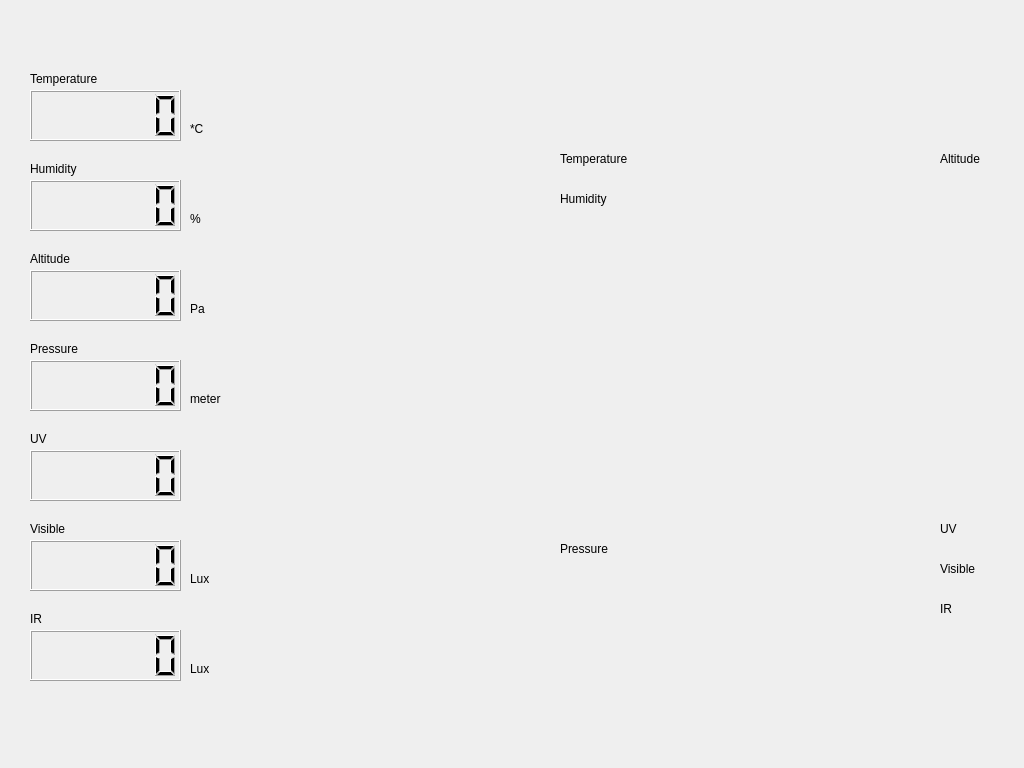
The window that qt_weather/weather_board.ui (leeseungcheol/WEATHER-BOARD) describes before a commit, drawn with Qt 5.
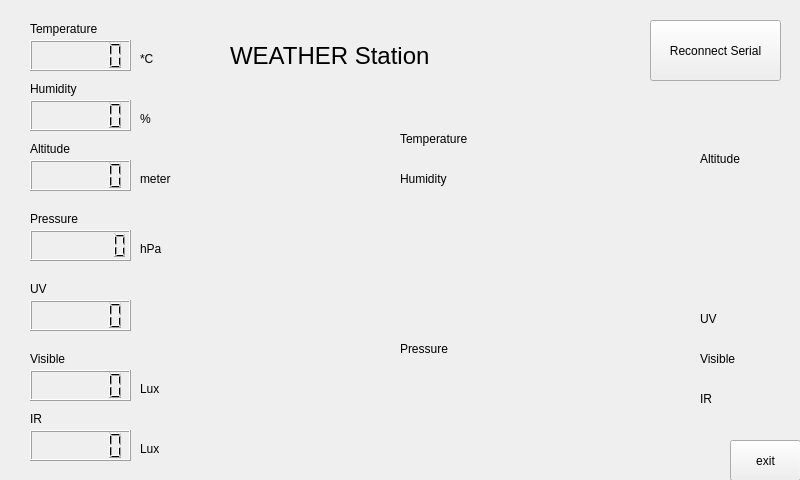
The same window after the commit. Custom widgets are drawn as their Qt base class.

Commit message: qt_weather:fix UI for WEATHER-STATION

```diff
--- a/qt_weather/weather_board.ui
+++ b/qt_weather/weather_board.ui
@@ -6,8 +6,8 @@
    <rect>
     <x>0</x>
     <y>0</y>
-    <width>1024</width>
-    <height>768</height>
+    <width>800</width>
+    <height>480</height>
    </rect>
   </property>
   <property name="windowTitle">
@@ -17,9 +17,9 @@
    <property name="geometry">
     <rect>
      <x>30</x>
-     <y>90</y>
-     <width>151</width>
-     <height>51</height>
+     <y>40</y>
+     <width>101</width>
+     <height>31</height>
     </rect>
    </property>
    <property name="digitCount">
@@ -30,7 +30,7 @@
    <property name="geometry">
     <rect>
      <x>30</x>
-     <y>70</y>
+     <y>20</y>
      <width>91</width>
      <height>17</height>
     </rect>
@@ -43,7 +43,7 @@
    <property name="geometry">
     <rect>
      <x>30</x>
-     <y>340</y>
+     <y>210</y>
      <width>67</width>
      <height>17</height>
     </rect>
@@ -56,22 +56,22 @@
    <property name="geometry">
     <rect>
      <x>30</x>
-     <y>360</y>
-     <width>151</width>
-     <height>51</height>
+     <y>230</y>
+     <width>101</width>
+     <height>31</height>
     </rect>
    </property>
    <property name="digitCount">
-    <number>6</number>
+    <number>7</number>
    </property>
   </widget>
   <widget class="QLCDNumber" name="lcdNum_Altitude">
    <property name="geometry">
     <rect>
      <x>30</x>
-     <y>270</y>
-     <width>151</width>
-     <height>51</height>
+     <y>160</y>
+     <width>101</width>
+     <height>31</height>
     </rect>
    </property>
    <property name="digitCount">
@@ -82,9 +82,9 @@
    <property name="geometry">
     <rect>
      <x>30</x>
-     <y>180</y>
-     <width>151</width>
-     <height>51</height>
+     <y>100</y>
+     <width>101</width>
+     <height>31</height>
     </rect>
    </property>
    <property name="digitCount">
@@ -95,9 +95,9 @@
    <property name="geometry">
     <rect>
      <x>30</x>
-     <y>450</y>
-     <width>151</width>
-     <height>51</height>
+     <y>300</y>
+     <width>101</width>
+     <height>31</height>
     </rect>
    </property>
    <property name="digitCount">
@@ -108,9 +108,9 @@
    <property name="geometry">
     <rect>
      <x>30</x>
-     <y>540</y>
-     <width>151</width>
-     <height>51</height>
+     <y>370</y>
+     <width>101</width>
+     <height>31</height>
     </rect>
    </property>
    <property name="digitCount">
@@ -121,9 +121,9 @@
    <property name="geometry">
     <rect>
      <x>30</x>
-     <y>630</y>
-     <width>151</width>
-     <height>51</height>
+     <y>430</y>
+     <width>101</width>
+     <height>31</height>
     </rect>
    </property>
    <property name="digitCount">
@@ -134,7 +134,7 @@
    <property name="geometry">
     <rect>
      <x>30</x>
-     <y>250</y>
+     <y>140</y>
      <width>67</width>
      <height>17</height>
     </rect>
@@ -147,7 +147,7 @@
    <property name="geometry">
     <rect>
      <x>30</x>
-     <y>160</y>
+     <y>80</y>
      <width>67</width>
      <height>17</height>
     </rect>
@@ -160,7 +160,7 @@
    <property name="geometry">
     <rect>
      <x>30</x>
-     <y>430</y>
+     <y>280</y>
      <width>21</width>
      <height>17</height>
     </rect>
@@ -173,7 +173,7 @@
    <property name="geometry">
     <rect>
      <x>30</x>
-     <y>520</y>
+     <y>350</y>
      <width>51</width>
      <height>17</height>
     </rect>
@@ -186,7 +186,7 @@
    <property name="geometry">
     <rect>
      <x>30</x>
-     <y>610</y>
+     <y>410</y>
      <width>16</width>
      <height>17</height>
     </rect>
@@ -198,48 +198,48 @@
   <widget class="QwtPlot" name="qwtPlotTempHumi">
    <property name="geometry">
     <rect>
-     <x>260</x>
-     <y>50</y>
-     <width>291</width>
-     <height>311</height>
+     <x>200</x>
+     <y>110</y>
+     <width>191</width>
+     <height>171</height>
     </rect>
    </property>
   </widget>
   <widget class="QwtPlot" name="qwtPlotAltitude">
    <property name="geometry">
     <rect>
-     <x>670</x>
-     <y>50</y>
-     <width>261</width>
-     <height>311</height>
+     <x>500</x>
+     <y>110</y>
+     <width>191</width>
+     <height>171</height>
     </rect>
    </property>
   </widget>
   <widget class="QwtPlot" name="qwtPlotPressure">
    <property name="geometry">
     <rect>
-     <x>260</x>
-     <y>420</y>
-     <width>291</width>
-     <height>311</height>
+     <x>190</x>
+     <y>300</y>
+     <width>201</width>
+     <height>161</height>
     </rect>
    </property>
   </widget>
   <widget class="QwtPlot" name="qwtPlotUVAmbient">
    <property name="geometry">
     <rect>
-     <x>670</x>
-     <y>420</y>
-     <width>261</width>
-     <height>311</height>
+     <x>490</x>
+     <y>300</y>
+     <width>201</width>
+     <height>161</height>
     </rect>
    </property>
   </widget>
   <widget class="QLabel" name="lTemperature_2">
    <property name="geometry">
     <rect>
-     <x>560</x>
-     <y>150</y>
+     <x>400</x>
+     <y>130</y>
      <width>91</width>
      <height>17</height>
     </rect>
@@ -257,8 +257,8 @@
   <widget class="QLabel" name="lHumidity_2">
    <property name="geometry">
     <rect>
-     <x>560</x>
-     <y>190</y>
+     <x>400</x>
+     <y>170</y>
      <width>67</width>
      <height>17</height>
     </rect>
@@ -270,7 +270,7 @@
   <widget class="QLabel" name="lAltitude_2">
    <property name="geometry">
     <rect>
-     <x>940</x>
+     <x>700</x>
      <y>150</y>
      <width>67</width>
      <height>17</height>
@@ -283,8 +283,8 @@
   <widget class="QLabel" name="lPressure_2">
    <property name="geometry">
     <rect>
-     <x>560</x>
-     <y>540</y>
+     <x>400</x>
+     <y>340</y>
      <width>67</width>
      <height>17</height>
     </rect>
@@ -296,8 +296,8 @@
   <widget class="QLabel" name="lVisible_2">
    <property name="geometry">
     <rect>
-     <x>940</x>
-     <y>560</y>
+     <x>700</x>
+     <y>350</y>
      <width>51</width>
      <height>17</height>
     </rect>
@@ -309,8 +309,8 @@
   <widget class="QLabel" name="lUV_2">
    <property name="geometry">
     <rect>
-     <x>940</x>
-     <y>520</y>
+     <x>700</x>
+     <y>310</y>
      <width>21</width>
      <height>17</height>
     </rect>
@@ -322,8 +322,8 @@
   <widget class="QLabel" name="lIR_2">
    <property name="geometry">
     <rect>
-     <x>940</x>
-     <y>600</y>
+     <x>700</x>
+     <y>390</y>
      <width>16</width>
      <height>17</height>
     </rect>
@@ -335,8 +335,8 @@
   <widget class="QLabel" name="label">
    <property name="geometry">
     <rect>
-     <x>190</x>
-     <y>120</y>
+     <x>140</x>
+     <y>50</y>
      <width>21</width>
      <height>17</height>
     </rect>
@@ -348,8 +348,8 @@
   <widget class="QLabel" name="label_2">
    <property name="geometry">
     <rect>
-     <x>190</x>
-     <y>210</y>
+     <x>140</x>
+     <y>110</y>
      <width>21</width>
      <height>17</height>
     </rect>
@@ -361,22 +361,9 @@
   <widget class="QLabel" name="label_3">
    <property name="geometry">
     <rect>
-     <x>190</x>
-     <y>300</y>
-     <width>21</width>
-     <height>17</height>
-    </rect>
-   </property>
-   <property name="text">
-    <string>Pa</string>
-   </property>
-  </widget>
-  <widget class="QLabel" name="label_4">
-   <property name="geometry">
-    <rect>
-     <x>190</x>
-     <y>390</y>
-     <width>51</width>
+     <x>140</x>
+     <y>170</y>
+     <width>41</width>
      <height>17</height>
     </rect>
    </property>
@@ -384,11 +371,24 @@
     <string>meter</string>
    </property>
   </widget>
+  <widget class="QLabel" name="label_4">
+   <property name="geometry">
+    <rect>
+     <x>140</x>
+     <y>240</y>
+     <width>51</width>
+     <height>17</height>
+    </rect>
+   </property>
+   <property name="text">
+    <string>hPa</string>
+   </property>
+  </widget>
   <widget class="QLabel" name="label_5">
    <property name="geometry">
     <rect>
-     <x>190</x>
-     <y>570</y>
+     <x>140</x>
+     <y>380</y>
      <width>31</width>
      <height>17</height>
     </rect>
@@ -400,8 +400,8 @@
   <widget class="QLabel" name="label_6">
    <property name="geometry">
     <rect>
-     <x>190</x>
-     <y>660</y>
+     <x>140</x>
+     <y>440</y>
      <width>31</width>
      <height>17</height>
     </rect>
@@ -410,6 +410,56 @@
     <string>Lux</string>
    </property>
   </widget>
+  <widget class="QLabel" name="Title">
+   <property name="geometry">
+    <rect>
+     <x>230</x>
+     <y>40</y>
+     <width>211</width>
+     <height>31</height>
+    </rect>
+   </property>
+   <property name="font">
+    <font>
+     <pointsize>18</pointsize>
+    </font>
+   </property>
+   <property name="frameShape">
+    <enum>QFrame::NoFrame</enum>
+   </property>
+   <property name="frameShadow">
+    <enum>QFrame::Plain</enum>
+   </property>
+   <property name="text">
+    <string>WEATHER Station</string>
+   </property>
+  </widget>
+  <widget class="QPushButton" name="m_button">
+   <property name="geometry">
+    <rect>
+     <x>650</x>
+     <y>20</y>
+     <width>131</width>
+     <height>61</height>
+    </rect>
+   </property>
+   <property name="text">
+    <string>Reconnect Serial</string>
+   </property>
+  </widget>
+  <widget class="QPushButton" name="m_exitButton">
+   <property name="geometry">
+    <rect>
+     <x>730</x>
+     <y>440</y>
+     <width>71</width>
+     <height>41</height>
+    </rect>
+   </property>
+   <property name="text">
+    <string>exit</string>
+   </property>
+  </widget>
  </widget>
  <customwidgets>
   <customwidget>
```
The commit also changes 7 other files.
